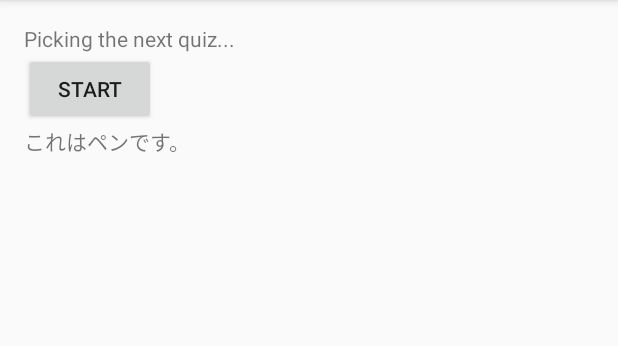
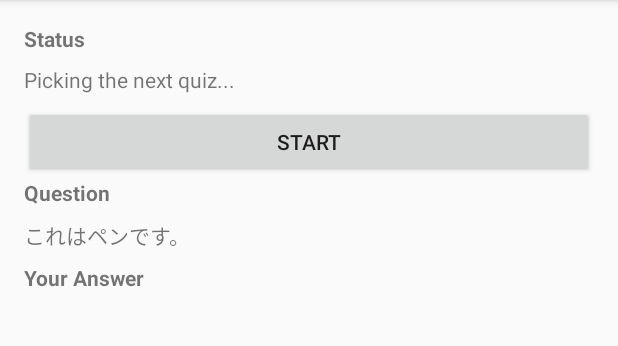
Before and after one commit to ginpei/CraneBottle-android, an Android app: the screen it shows after launch (HomeActivity), after a tap on "START", on a phone screen of 412 x 824 dp, the part 84-430 px from its top. Run offline under Robolectric (Android 15) with nearby library versions, the phone set to English and light mode, and no system bars.

Commit message:
even better UI

```diff
--- a/app/src/main/res/layout/activity_home.xml
+++ b/app/src/main/res/layout/activity_home.xml
@@ -1,9 +1,10 @@
 <?xml version="1.0" encoding="utf-8"?>
-<RelativeLayout xmlns:android="http://schemas.android.com/apk/res/android"
+<LinearLayout xmlns:android="http://schemas.android.com/apk/res/android"
     xmlns:tools="http://schemas.android.com/tools"
     android:id="@+id/activity_home"
     android:layout_width="match_parent"
     android:layout_height="match_parent"
+    android:orientation="vertical"
     android:paddingBottom="@dimen/activity_vertical_margin"
     android:paddingLeft="@dimen/activity_horizontal_margin"
     android:paddingRight="@dimen/activity_horizontal_margin"
@@ -11,28 +12,47 @@
     tools:context="info.ginpei.cranebottle.HomeActivity">
 
     <TextView
+        android:layout_width="match_parent"
+        android:layout_height="wrap_content"
+        android:text="Status"
+        android:textStyle="bold" />
+
+    <TextView
         android:id="@+id/textView_status"
-        android:layout_width="wrap_content"
-        android:layout_height="wrap_content" />
+        android:layout_width="match_parent"
+        android:layout_height="wrap_content"
+        android:paddingBottom="8dp"
+        android:paddingTop="8dp" />
 
     <Button
         android:id="@+id/button_start"
-        android:layout_width="wrap_content"
+        android:layout_width="match_parent"
         android:layout_height="wrap_content"
-        android:layout_alignParentLeft="true"
-        android:layout_alignParentStart="true"
-        android:layout_below="@+id/textView_status"
         android:text="@string/start" />
 
     <TextView
+        android:layout_width="match_parent"
+        android:layout_height="wrap_content"
+        android:text="Question"
+        android:textStyle="bold" />
+
+    <TextView
         android:id="@+id/textView_question"
-        android:layout_width="wrap_content"
+        android:layout_width="match_parent"
         android:layout_height="wrap_content"
-        android:layout_below="@+id/button_start" />
+        android:paddingBottom="8dp"
+        android:paddingTop="8dp" />
+
+    <TextView
+        android:layout_width="match_parent"
+        android:layout_height="wrap_content"
+        android:text="Your Answer"
+        android:textStyle="bold" />
 
     <TextView
         android:id="@+id/textView_userAnswer"
-        android:layout_width="wrap_content"
+        android:layout_width="match_parent"
         android:layout_height="wrap_content"
-        android:layout_below="@+id/textView_question" />
-</RelativeLayout>
+        android:paddingBottom="8dp"
+        android:paddingTop="8dp" />
+</LinearLayout>
```
